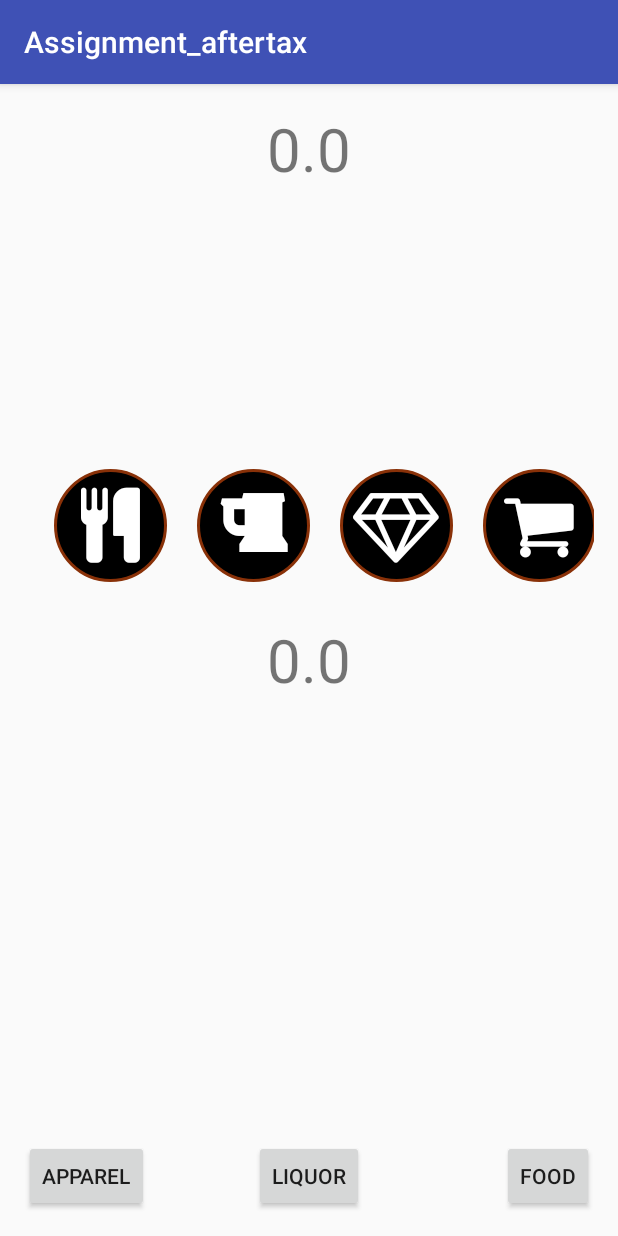
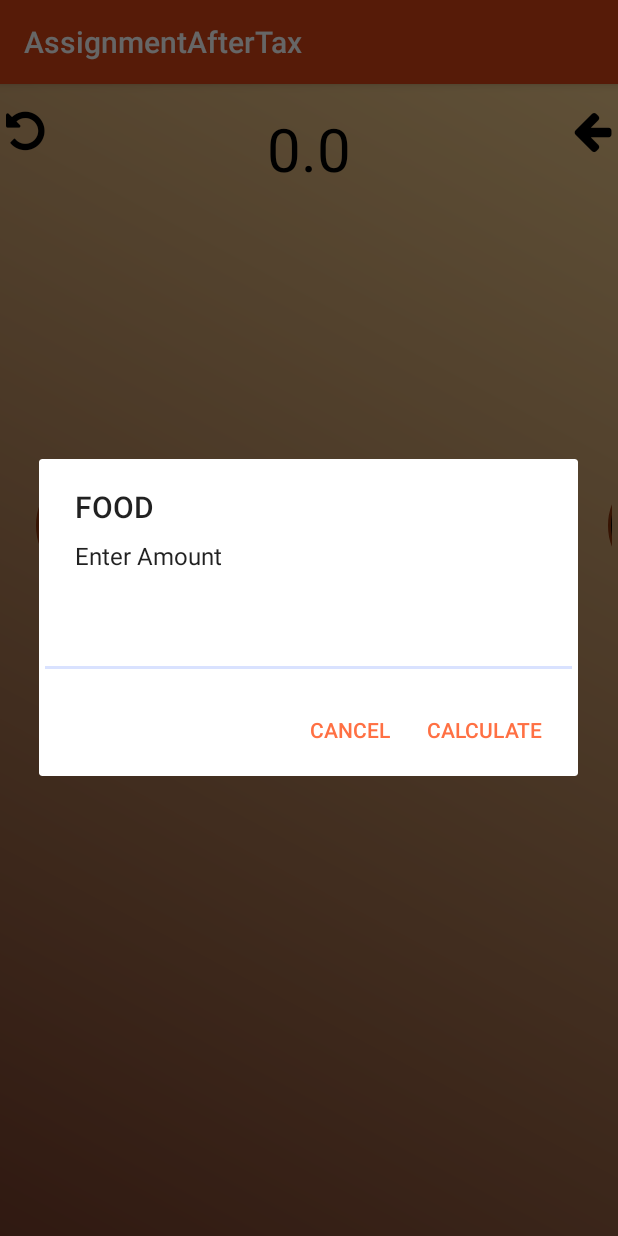
Before and after one commit to ishanshauryajaiswal/AssignmentAftertax, an Android app: the screen it shows after launch (MainActivity), after a tap on an icon or button, on a phone screen of 412 x 824 dp. Run offline under Robolectric (Android 15) with nearby library versions, the phone set to English and light mode, and no system bars.

Commit message:
Initial Commit

```diff
--- a/app/src/main/AndroidManifest.xml
+++ b/app/src/main/AndroidManifest.xml
@@ -8,12 +8,14 @@
         android:label="@string/app_name"
         android:supportsRtl="true"
         android:theme="@style/AppTheme">
-        <activity android:name=".MainActivity">
+        <activity android:name=".MainActivity"
+            android:screenOrientation="portrait">
             <intent-filter>
                 <action android:name="android.intent.action.MAIN" />
 
                 <category android:name="android.intent.category.LAUNCHER" />
             </intent-filter>
+
         </activity>
     </application>
 
--- /dev/null
+++ b/app/src/main/java/shaurya/assignment_aftertax/Category.java
@@ -0,0 +1,27 @@
+package shaurya.assignment_aftertax;
+
+/**
+ * Created by Ishan Shaurya Jaiswal.
+ */
+public class Category {
+    String category_name;
+    Double category_rate;
+
+    public Category(String category_name, Double category_rate) {
+        this.category_name = category_name;
+        this.category_rate = category_rate;
+    }
+
+    public String getCategory_name() {
+        return category_name;
+    }
+
+    public Double getCategory_rate() {
+        return category_rate;
+    }
+
+    public Category(Category category) {
+        this.category_name = category.getCategory_name();
+        this.category_rate = category.getCategory_rate();
+    }
+}
--- a/app/src/main/java/shaurya/assignment_aftertax/MainActivity.java
+++ b/app/src/main/java/shaurya/assignment_aftertax/MainActivity.java
@@ -6,53 +6,68 @@ import android.support.v7.app.AlertDialog;
 import android.support.v7.app.AppCompatActivity;
 import android.os.Bundle;
 import android.text.InputType;
+import android.util.Log;
 import android.view.View;
-import android.widget.Button;
 import android.widget.EditText;
 import android.widget.TextView;
 import android.widget.Toast;
 
+import java.util.HashMap;
+
 public class MainActivity extends AppCompatActivity {
 
-    TextView textView_input,textView_result;
     String input = "",result = "";
-    double price = 0.0;
     TextView i1,i2,i3,i4,i5,i6,i7,i8;
+    HashMap<String ,Category> hashMap = new HashMap<String , Category>();
+    double price = 0.0 , array[] = new double[100];
+    int size=-1;
+    TextView textView_input,textView_result,textView_refresh,textView_delete;
     @Override
     protected void onCreate(Bundle savedInstanceState) {
         super.onCreate(savedInstanceState);
         setContentView(R.layout.activity_main);
-        textView_input=(TextView)findViewById(R.id.textView);
-        textView_result=(TextView)findViewById(R.id.textView_tax);
         configViews();
+        configMap();
     }
 
     public void button_clicked(View v){
-
-        Button button = (Button)v;
+        TextView t = (TextView)v;
+        final Category category = hashMap.get(t.getText().toString());
         AlertDialog.Builder alert = new AlertDialog.Builder(this);
         final EditText editText = new EditText(getApplicationContext());
-        editText.setTextColor(getResources().getColor(R.color.colorPrimaryDark));
+        editText.setTextColor(getResources().getColor(R.color.colorAccent));
         editText.setInputType(InputType.TYPE_CLASS_NUMBER
                 | InputType.TYPE_NUMBER_FLAG_DECIMAL);
         alert.setMessage("Enter Amount");
-        alert.setTitle(button.getText());
+        alert.setTitle(category.getCategory_name());
         alert.setView(editText);
         alert.setPositiveButton("CALCULATE", new DialogInterface.OnClickListener() {
             public void onClick(DialogInterface dialog, int whichButton) {
-                if(input.isEmpty()){
-                    price = price + Double.parseDouble(editText.getText().toString());
-                    result = price+"";
-                    input = editText.getText().toString();
+                if (!editText.getText().toString().isEmpty()) {
+                    if (input.isEmpty() || input.equals("0.0")) {
+                        price = price +
+                                Double.parseDouble(editText.getText().toString())
+                                        * (1.0 + category.getCategory_rate());
+                        price = Math.round(price * 100.0) / 100.0;
+                        result = price + "";
+                        array[++size] = price;
+                        input = editText.getText().toString();
+                    } else {
+                        price = price +
+                                Double.parseDouble(editText.getText().toString())
+                                        * (1.0 + category.getCategory_rate());
+                        price = Math.round(price * 100.0) / 100.0;
+                        result = price + "";
+                        array[++size] = price;
+                        input = input + " + " + editText.getText().toString();
+                    }
+                    Toast.makeText(getApplicationContext(), result, Toast.LENGTH_SHORT).show();
+                    textView_input.setText(input);
+                    textView_result.setText(result);
                 }
                 else {
-                    price = price + Double.parseDouble(editText.getText().toString());
-                    result = price+"";
-                    input = input + " + " + editText.getText().toString();
+                    Toast.makeText(getApplicationContext(),"Give Some Input",Toast.LENGTH_SHORT).show();
                 }
-                Toast.makeText(getApplicationContext(),input,Toast.LENGTH_SHORT).show();
-                textView_input.setText(input);
-                textView_result.setText(result);
             }
         });
         alert.setNegativeButton("CANCEL", new DialogInterface.OnClickListener() {
@@ -61,7 +76,48 @@ public class MainActivity extends AppCompatActivity {
         });
         alert.show();
     }
+
+    public void refresh(View v){
+        input = "0.0";result = "0.0";
+        textView_input.setText(input);
+        textView_result.setText(result);
+        price = 0;
+        size = -1;
+    }
+
+    public void delete(View v){
+        if (input.lastIndexOf('+')!=-1){
+            input = input.substring(0,input.lastIndexOf('+'));
+        }
+        else if(price > 0){
+            input = "0.0";
+            result = "0.0";
+        }
+        if(size>0) {
+            result = array[--size] + "";
+            price = array[size];
+            textView_input.setText(input);
+            textView_result.setText(result);
+        }
+        else {
+            result = "0.0";
+            price = 0;
+            array[0] = 0;
+            textView_input.setText(input);
+            textView_result.setText(result);
+        }
+    }
+
     private void configViews() {
+        Typeface font_awesome = Typeface.createFromAsset(getAssets(),"fontawesome-webfont.ttf");
+        textView_input=(TextView)findViewById(R.id.textView_input);
+        textView_result=(TextView)findViewById(R.id.textView_result);
+        textView_refresh=(TextView)findViewById(R.id.textView_refresh);
+        textView_delete=(TextView)findViewById(R.id.textView_delete);
+        textView_refresh.setTypeface(font_awesome);
+        textView_delete.setTypeface(font_awesome);
+        textView_refresh.setText("\uf0e2");
+        textView_delete.setText("\uf060");
         i1=(TextView)findViewById(R.id.icon1);
         i2=(TextView)findViewById(R.id.icon2);
         i3=(TextView)findViewById(R.id.icon3);
@@ -70,7 +126,6 @@ public class MainActivity extends AppCompatActivity {
         i6=(TextView)findViewById(R.id.icon6);
         i7=(TextView)findViewById(R.id.icon7);
         i8=(TextView)findViewById(R.id.icon8);
-        Typeface font_awesome = Typeface.createFromAsset(getAssets(),"fontawesome-webfont.ttf");
         i1.setTypeface(font_awesome);
         i2.setTypeface(font_awesome);
         i3.setTypeface(font_awesome);
@@ -87,9 +142,17 @@ public class MainActivity extends AppCompatActivity {
         i6.setText("\uf10b");
         i7.setText("\uf0fa");
         i8.setText("\uf02d");
+
     }
-    void button_clickedd(View v){
-        TextView t=(TextView)v;
-        Toast.makeText(getApplicationContext(),t.getText().toString(),Toast.LENGTH_SHORT).show();
+
+    private void configMap() {
+        hashMap.put(((TextView)findViewById(R.id.icon1)).getText().toString(),new Category("FOOD",0.05));
+        hashMap.put(((TextView)findViewById(R.id.icon2)).getText().toString(),new Category("LIQUOR",0.06));
+        hashMap.put(((TextView)findViewById(R.id.icon3)).getText().toString(),new Category("ORNAMENTS",0.07));
+        hashMap.put(((TextView)findViewById(R.id.icon4)).getText().toString(),new Category("CLOTHING",0.08));
+        hashMap.put(((TextView)findViewById(R.id.icon5)).getText().toString(),new Category("SHIPPING",0.09));
+        hashMap.put(((TextView)findViewById(R.id.icon6)).getText().toString(),new Category("ELECTRONICS",0.1));
+        hashMap.put(((TextView)findViewById(R.id.icon7)).getText().toString(),new Category("DRUGS",0.11));
+        hashMap.put(((TextView)findViewById(R.id.icon8)).getText().toString(),new Category("BOOKS",0.12));
     }
 }
--- /dev/null
+++ b/app/src/main/res/drawable/gradient.xml
@@ -0,0 +1,8 @@
+<?xml version="1.0" encoding="utf-8"?>
+<shape xmlns:android="http://schemas.android.com/apk/res/android"
+    android:shape="rectangle">
+    <gradient
+        android:startColor="#783F2B"
+        android:endColor="#F0CA8B"
+        android:angle="45"/>
+</shape>
--- a/app/src/main/res/layout/activity_main.xml
+++ b/app/src/main/res/layout/activity_main.xml
@@ -4,70 +4,39 @@
     android:layout_width="match_parent"
     android:layout_height="match_parent"
     android:paddingBottom="@dimen/activity_vertical_margin"
-    android:paddingLeft="@dimen/activity_horizontal_margin"
-    android:paddingRight="@dimen/activity_horizontal_margin"
+    android:paddingLeft="4dp"
+    android:paddingRight="4dp"
     android:paddingTop="@dimen/activity_vertical_margin"
-    tools:context="shaurya.assignment_aftertax.MainActivity">
-
-    <Button
-        style="?android:attr/buttonStyleSmall"
-        android:layout_width="wrap_content"
-        android:layout_height="wrap_content"
-        android:text="APPAREL"
-        android:id="@+id/button"
-        android:layout_alignParentBottom="true"
-        android:layout_alignParentLeft="true"
-        android:layout_alignParentStart="true"
-        android:onClick="button_clicked"
-        android:clickable="true"/>
-
-    <Button
-        style="?android:attr/buttonStyleSmall"
-        android:layout_width="wrap_content"
-        android:layout_height="wrap_content"
-        android:text="FOOD"
-        android:id="@+id/button2"
-        android:layout_alignParentBottom="true"
-        android:layout_alignParentRight="true"
-        android:layout_alignParentEnd="true"
-        android:onClick="button_clicked"
-        android:clickable="true"/>
-
-    <Button
-        style="?android:attr/buttonStyleSmall"
-        android:layout_width="wrap_content"
-        android:layout_height="wrap_content"
-        android:text="LIQUOR"
-        android:id="@+id/button3"
-        android:layout_alignParentBottom="true"
-        android:layout_centerHorizontal="true"
-        android:onClick="button_clicked"
-        android:clickable="true"
-        android:ellipsize="end"
-        android:maxLines="2"/>
+    tools:context="shaurya.assignment_aftertax.MainActivity"
+    android:background="@drawable/gradient">
 
     <TextView
         android:layout_width="wrap_content"
         android:layout_height="wrap_content"
-        android:id="@+id/textView"
+        android:id="@+id/textView_input"
         android:layout_alignParentTop="true"
         android:layout_centerHorizontal="true"
+        android:layout_toRightOf="@+id/textView_refresh"
+        android:layout_toLeftOf="@+id/textView_delete"
         android:textSize="40sp"
+        android:textAlignment="center"
         android:maxLines="2"
-        android:text="0.0" />
+        android:text="0.0"
+        android:textColor="@color/colorBlack"/>
 
     <TextView
         android:layout_width="wrap_content"
         android:layout_height="wrap_content"
         android:text="0.0"
-        android:id="@+id/textView_tax"
+        android:id="@+id/textView_result"
         android:layout_centerVertical="true"
         android:layout_centerHorizontal="true"
-        android:textSize="40sp"/>
+        android:textSize="40sp"
+        android:textColor="@color/colorBlack"/>
 
     <HorizontalScrollView
         android:id="@+id/horizontal_scrollView"
-        android:layout_above="@+id/textView_tax"
+        android:layout_above="@+id/textView_result"
         android:layout_width="wrap_content"
         android:layout_height="100dp"
         android:scrollbarSize="2dp"
@@ -107,4 +76,28 @@
         </LinearLayout>
 
     </HorizontalScrollView>
+
+    <TextView
+        android:id="@+id/textView_refresh"
+        android:layout_width="wrap_content"
+        android:layout_height="wrap_content"
+        android:layout_alignParentTop="true"
+        android:layout_alignParentLeft="true"
+        android:layout_alignParentStart="true"
+        android:textSize="30sp"
+        android:textColor="@color/colorBlack"
+        android:onClick="refresh"/>
+
+    <TextView
+        android:id="@+id/textView_delete"
+        android:layout_width="wrap_content"
+        android:layout_height="wrap_content"
+        android:textSize="30sp"
+        android:textColor="@color/colorBlack"
+        android:layout_alignParentTop="true"
+        android:layout_alignParentRight="true"
+        android:layout_alignParentEnd="true"
+        android:onClick="delete"
+        android:gravity="center"
+        android:textAlignment="center" />
 </RelativeLayout>
--- a/app/src/main/res/values/colors.xml
+++ b/app/src/main/res/values/colors.xml
@@ -1,6 +1,7 @@
 <?xml version="1.0" encoding="utf-8"?>
 <resources>
-    <color name="colorPrimary">#3F51B5</color>
-    <color name="colorPrimaryDark">#303F9F</color>
-    <color name="colorAccent">#FF4081</color>
+    <color name="colorPrimary">#d84315</color>
+    <color name="colorPrimaryDark">#bf360c</color>
+    <color name="colorAccent">#ff7043</color>
+    <color name="colorBlack">#000000</color>
 </resources>
--- a/app/src/main/res/values/strings.xml
+++ b/app/src/main/res/values/strings.xml
@@ -1,3 +1,3 @@
 <resources>
-    <string name="app_name">Assignment_aftertax</string>
+    <string name="app_name">AssignmentAfterTax</string>
 </resources>
--- a/app/src/main/res/values/styles.xml
+++ b/app/src/main/res/values/styles.xml
@@ -15,8 +15,8 @@
         <item name="android:textSize">50sp</item>
         <item name="android:background">@drawable/circular_background</item>
         <item name="android:gravity">center</item>
-        <item name="android:textColor">#FFFFFF</item>
-        <item name="android:onClick">button_clickedd</item>
+        <item name="android:textColor">@color/colorPrimary</item>
+        <item name="android:onClick">button_clicked</item>
     </style>
 
 
```
